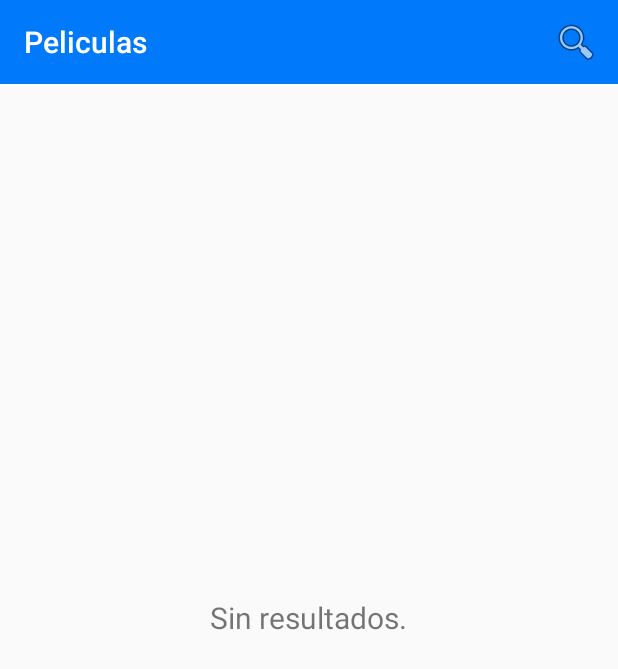
After one commit to germangp088/Argenflix, an Android app: the BuscadorActivity screen opened directly, with no data from a screen before it, on a phone screen of 412 x 824 dp. The commit adds this screen. Shown: the top 669 px of the screen. Run offline under Robolectric (Android 15) with nearby library versions, the phone set to English and light mode, and no system bars.

Commit message:
Agrego buscador solo con texto.

```diff
--- a/app/src/main/AndroidManifest.xml
+++ b/app/src/main/AndroidManifest.xml
@@ -25,6 +25,7 @@
         <activity android:name=".view.PeliculaDetailsActivity"/>
         <activity android:name=".view.VerPeliculaActivity"/>
         <activity android:name=".view.FavoritesActivity"/>
+        <activity android:name=".view.BuscadorActivity"/>
     </application>
 
 </manifest>
--- /dev/null
+++ b/app/src/main/java/com/tcv/peliculas/view/BuscadorActivity.java
@@ -0,0 +1,117 @@
+package com.tcv.peliculas.view;
+
+import android.content.Intent;
+import android.os.Bundle;
+import android.support.annotation.Nullable;
+import android.support.design.widget.NavigationView;
+import android.support.v4.view.GravityCompat;
+import android.support.v4.widget.DrawerLayout;
+import android.support.v7.app.ActionBarDrawerToggle;
+import android.support.v7.app.AppCompatActivity;
+import android.support.v7.widget.LinearLayoutManager;
+import android.support.v7.widget.RecyclerView;
+import android.support.v7.widget.SearchView;
+import android.support.v7.widget.Toolbar;
+import android.view.Menu;
+import android.view.MenuItem;
+import android.view.View;
+import android.widget.AdapterView;
+import android.widget.ArrayAdapter;
+import android.widget.ListView;
+import android.widget.TextView;
+import android.widget.Toast;
+
+import com.tcv.peliculas.R;
+import com.tcv.peliculas.api.ApiClient;
+import com.tcv.peliculas.model.Pelicula;
+
+import java.util.ArrayList;
+import java.util.List;
+
+import retrofit2.Call;
+import retrofit2.Callback;
+import retrofit2.Response;
+
+public class BuscadorActivity extends AppCompatActivity{
+    ArrayAdapter<String> mAdapter;
+    ListView mListView;
+    TextView mEmptyView;
+
+    protected void onCreate(@Nullable Bundle savedInstanceState) {
+        super.onCreate(savedInstanceState);
+        setContentView(R.layout.activity_buscador);
+
+        Toolbar toolbar = (Toolbar) findViewById(R.id.toolbar);
+        setSupportActionBar(toolbar);
+
+        mListView = (ListView) findViewById(R.id.list);
+        mEmptyView = (TextView) findViewById(R.id.emptyView);
+
+        mListView.setOnItemClickListener(new AdapterView.OnItemClickListener() {
+            @Override
+            public void onItemClick(AdapterView<?> adapterView, View view, int i, long l) {
+                Toast.makeText(BuscadorActivity.this, adapterView.getItemAtPosition(i).toString(), Toast.LENGTH_SHORT).show();
+            }
+        });
+
+        mListView.setEmptyView(mEmptyView);
+    }
+
+    @Override
+    public boolean onCreateOptionsMenu(Menu menu) {
+        getMenuInflater().inflate(R.menu.menu_main, menu);
+
+        MenuItem mSearch = menu.findItem(R.id.action_search);
+
+        SearchView mSearchView = (SearchView) mSearch.getActionView();
+        mSearchView.setQueryHint("Search");
+
+        mSearchView.setOnQueryTextListener(new SearchView.OnQueryTextListener() {
+            @Override
+            public boolean onQueryTextSubmit(String query) {
+                return false;
+            }
+
+            @Override
+            public boolean onQueryTextChange(String titulo) {
+                search(titulo);
+                return true;
+            }
+        });
+
+        return super.onCreateOptionsMenu(menu);
+    }
+
+    private void search(final String titulo){
+        if (!titulo.equals("")){
+            ApiClient.getClient(this).getPeliculas().enqueue(new Callback<List<Pelicula>>() {
+                @Override
+                public void onResponse(Call<List<Pelicula>> call, Response<List<Pelicula>> response) {
+                    List<Pelicula> peliculasResponse = response.body();
+                    ArrayList<String> peliculasFind = new ArrayList<String>();
+                    for (Pelicula pelicula : peliculasResponse) {
+                        if(pelicula.getTitulo().toLowerCase().contains(titulo.toLowerCase())){
+                            peliculasFind.add(pelicula.getTitulo());
+                        }
+                    }
+                    mAdapter = new ArrayAdapter<String>(BuscadorActivity.this,
+                            android.R.layout.simple_list_item_1,
+                            peliculasFind);
+                    mListView.setAdapter(mAdapter);
+                    mAdapter.notifyDataSetChanged();
+                }
+
+                @Override
+                public void onFailure(Call<List<Pelicula>> call, Throwable throwable) {
+                    Toast.makeText(BuscadorActivity.this, "Ocurrio un error al querer obtener la lista de peliculas.", Toast.LENGTH_SHORT).show();
+                }
+            });
+        }else{
+            mAdapter = new ArrayAdapter<String>(BuscadorActivity.this,
+                    android.R.layout.simple_list_item_1,
+                    new ArrayList<String>());
+            mListView.setAdapter(mAdapter);
+            mAdapter.notifyDataSetChanged();
+        }
+    }
+}
--- /dev/null
+++ b/app/src/main/res/layout/activity_buscador.xml
@@ -0,0 +1,30 @@
+<?xml version="1.0" encoding="utf-8"?>
+<RelativeLayout xmlns:android="http://schemas.android.com/apk/res/android"
+    xmlns:app="http://schemas.android.com/apk/res-auto"
+    xmlns:tools="http://schemas.android.com/tools"
+    android:layout_width="match_parent"
+    android:layout_height="match_parent">
+
+    <android.support.v7.widget.Toolbar
+        android:id="@+id/toolbar"
+        android:layout_width="match_parent"
+        android:layout_height="wrap_content"
+        android:background="?attr/colorPrimary"
+        android:minHeight="?attr/actionBarSize"
+        app:theme="@style/ThemeOverlay.AppCompat.Dark" />
+
+    <ListView
+        android:id="@+id/list"
+        android:layout_width="match_parent"
+        android:layout_height="wrap_content"
+        android:layout_below="@+id/toolbar" />
+
+    <TextView
+        android:id="@+id/emptyView"
+        android:layout_width="wrap_content"
+        android:layout_height="wrap_content"
+        android:layout_centerInParent="true"
+        android:text="Sin resultados."
+        android:textSize="20sp"
+        android:visibility="gone" />
+</RelativeLayout>
```
Also changed, not shown: app/src/main/java/com/tcv/peliculas/view/CategoriasActivity.java (+7 -65 lines).
